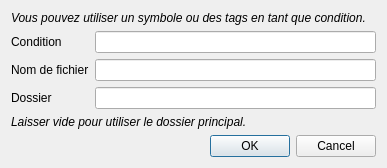
Old version of the form src/settings/conditionwindow.ui in the repository Bionus/imgbrd-grabber.
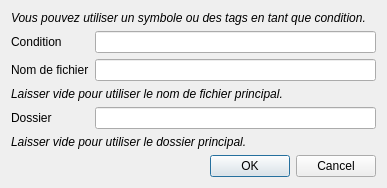
New version of the form. Icons and pictures are not drawn.

Commit message: Have empty conditional filenames use the default (issue #536)

What changed in the file:
```diff
--- a/src/settings/conditionwindow.ui
+++ b/src/settings/conditionwindow.ui
@@ -45,7 +45,7 @@
      </property>
     </widget>
    </item>
-   <item row="5" column="0" colspan="2">
+   <item row="6" column="0" colspan="2">
     <widget class="QDialogButtonBox" name="buttonBox">
      <property name="orientation">
       <enum>Qt::Horizontal</enum>
@@ -58,23 +58,30 @@
    <item row="2" column="1">
     <widget class="QLineEdit" name="lineFilename"/>
    </item>
-   <item row="3" column="0">
-    <widget class="QLabel" name="label_4">
+   <item row="4" column="0">
+    <widget class="QLabel" name="labelFolder">
      <property name="text">
       <string>Dossier</string>
      </property>
     </widget>
    </item>
-   <item row="4" column="0" colspan="2">
-    <widget class="QLabel" name="label_5">
+   <item row="5" column="0" colspan="2">
+    <widget class="QLabel" name="labelFolderEmpty">
      <property name="text">
       <string>&lt;i&gt;Laisser vide pour utiliser le dossier principal.&lt;/i&gt;</string>
      </property>
     </widget>
    </item>
-   <item row="3" column="1">
+   <item row="4" column="1">
     <widget class="QLineEdit" name="lineFolder"/>
    </item>
+   <item row="3" column="0" colspan="2">
+    <widget class="QLabel" name="labelFilenameEmpty">
+     <property name="text">
+      <string>&lt;i&gt;Laisser vide pour utiliser le nom de fichier principal.&lt;/i&gt;</string>
+     </property>
+    </widget>
+   </item>
   </layout>
  </widget>
  <tabstops>
```
Left out of the diff: 11 changed lines with no effect on the pictures. The commit also changes 1 other file.
